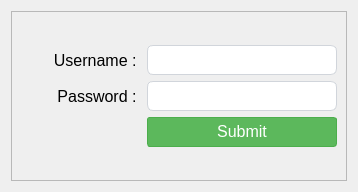
Qt form ui/login.ui (michael-halim/pos) before a commit.
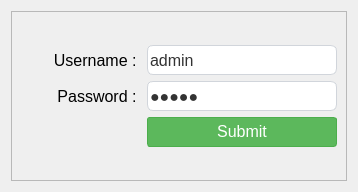
The same form after that commit. Icons and pictures are not drawn.

```diff
--- a/ui/login.ui
+++ b/ui/login.ui
@@ -390,6 +390,9 @@
                 <pointsize>12</pointsize>
                </font>
               </property>
+              <property name="text">
+               <string>admin</string>
+              </property>
              </widget>
             </item>
             <item row="1" column="0">
@@ -429,6 +432,9 @@
               <property name="inputMethodHints">
                <set>Qt::ImhHiddenText|Qt::ImhNoAutoUppercase|Qt::ImhNoPredictiveText|Qt::ImhSensitiveData</set>
               </property>
+              <property name="text">
+               <string>admin</string>
+              </property>
               <property name="echoMode">
                <enum>QLineEdit::Password</enum>
               </property>
```
